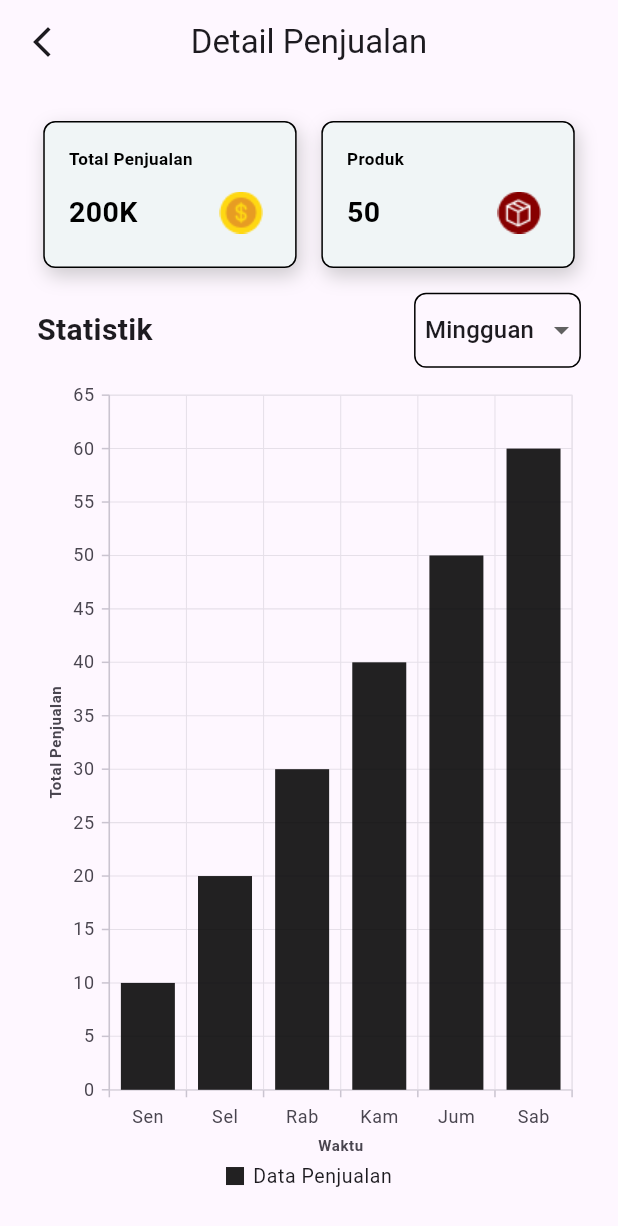
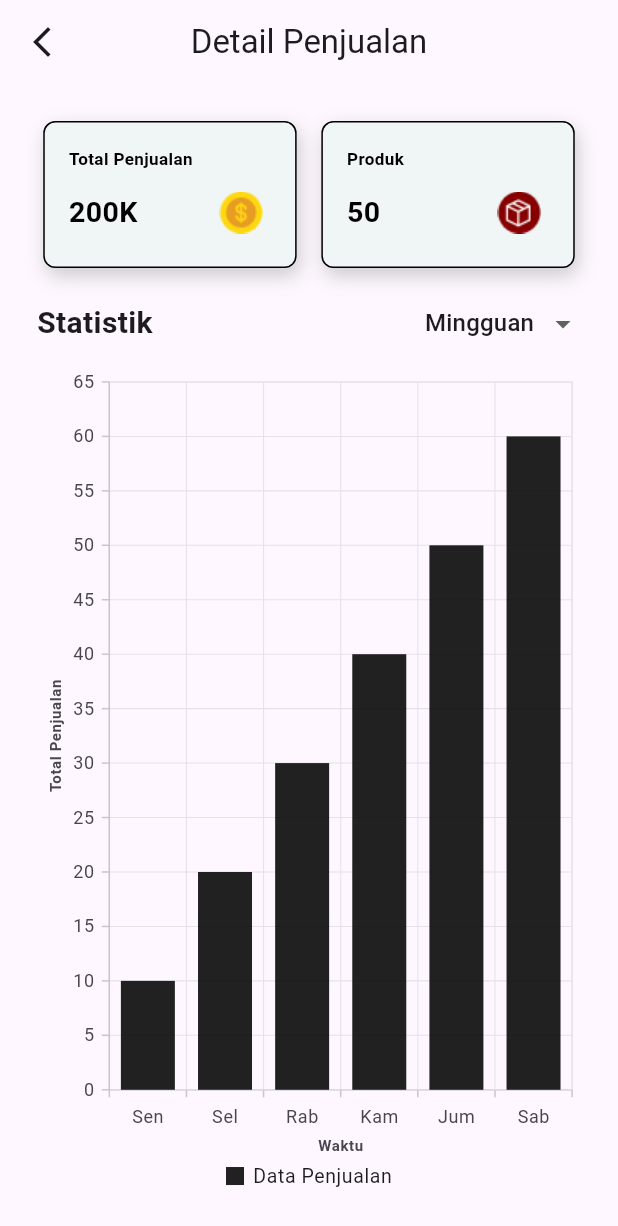
Before and after one commit to Shade2012/warmindo_admin_ui, a Flutter app: the SalesDetailPage screen opened by its route, on a phone screen of 412 x 824 dp. Shown: the top 1226 px of the screen. Run offline on Flutter 3.47's test engine with Material 3 defaults, Android fonts, the light colour scheme and no system bars; our stand-ins replace animated_custom_dropdown, connectivity_plus, flutter_svg, font_awesome_flutter, get, google_fonts and 6 more; accounts and stored records are empty; network calls fail; Roboto replaces fonts that are missing (Oxygen).

Commit message:
fix : [AF] fix overflow

```diff
--- a/lib/global/endpoint/warmindo_repository.dart
+++ b/lib/global/endpoint/warmindo_repository.dart
@@ -1,6 +1,7 @@
 import 'package:warmindo_admin_ui/global/common/global_variables.dart';
 
 final String apiUrl = GlobalVariables.apiUri;
+
 class FoodApi {
   static AuthEndpoint auth = AuthEndpoint();
   static AllCustomers customers = AllCustomers();
--- a/lib/pages/bottom_sheet_schedule/controller/bottomsheet_schedule_controller.dart
+++ b/lib/pages/bottom_sheet_schedule/controller/bottomsheet_schedule_controller.dart
@@ -1,6 +1,5 @@
 import 'package:flutter/material.dart';
 import 'package:get/get.dart';
-import 'package:get/get_rx/get_rx.dart';
 import 'package:intl/intl.dart';
 import 'package:warmindo_admin_ui/global/widget/custom_dropdown_multi.dart';
 
--- a/lib/pages/bottom_sheet_schedule/view/bottomsheet_schedule_page.dart
+++ b/lib/pages/bottom_sheet_schedule/view/bottomsheet_schedule_page.dart
@@ -180,6 +180,7 @@ class BottomSheetSchedule extends StatelessWidget {
                       log('Save button clicked');
                     },
                     style: ElevatedButton.styleFrom(
+                      elevation: 0,
                       backgroundColor: Colors.green, // Warna latar belakang tombol
                       foregroundColor: Colors.white, // Warna teks tombol
                       minimumSize: Size(screenWidth / 2 - 30, 45),
--- a/lib/pages/customers_page/view/customers_page.dart
+++ b/lib/pages/customers_page/view/customers_page.dart
@@ -40,7 +40,6 @@ class CustomersPage extends StatelessWidget {
             return Center(
               child: Text(
                 'Data Pelanggan tidak ditemukan',
-                style: TextStyle(fontSize: 14, fontWeight: FontWeight.bold),
               ),
             );
           } else {
--- a/lib/pages/detail_order_page/view/detail_order_page.dart
+++ b/lib/pages/detail_order_page/view/detail_order_page.dart
@@ -62,7 +62,6 @@ class DetailOrderPage extends StatelessWidget {
           children: [
             Container(
               width: screenHeight * 0.86,
-              height: screenHeight * 0.118,
               child: Row(
                 mainAxisAlignment: MainAxisAlignment.start,
                 crossAxisAlignment: CrossAxisAlignment.start,
--- a/lib/pages/sales_detail_page/view/sales_detail_page.dart
+++ b/lib/pages/sales_detail_page/view/sales_detail_page.dart
@@ -79,13 +79,7 @@ class SalesDetailPage extends StatelessWidget {
                         children: [
                           Container(
                             width: screenWidth * 0.27,
-                            decoration: BoxDecoration(
-                              borderRadius: BorderRadius.circular(8.0),
-                              border: Border.all(
-                                color: Colors.black,
-                                width: 1.0,
-                              ),
-                            ),
+                            height: screenHeight * 0.05,
                             child: DropdownButtonHideUnderline(
                               child: DropdownButton(
                                 isExpanded: true,
--- a/lib/pages/schedule_page/view/schedule_page.dart
+++ b/lib/pages/schedule_page/view/schedule_page.dart
@@ -2,8 +2,6 @@ import 'package:flutter/material.dart';
 import 'package:get/get.dart';
 import 'package:warmindo_admin_ui/pages/bottom_sheet_schedule/controller/bottomsheet_schedule_controller.dart';
 import 'package:warmindo_admin_ui/pages/bottom_sheet_schedule/view/bottomsheet_schedule_page.dart';
-import 'package:warmindo_admin_ui/pages/navigator_page/controller/navigator_controller.dart';
-import 'package:warmindo_admin_ui/routes/AppPages.dart';
 import 'package:warmindo_admin_ui/global/themes/color_themes.dart';
 import 'package:warmindo_admin_ui/global/themes/image_themes.dart';
 import 'package:warmindo_admin_ui/global/themes/textstyle_themes.dart';
@@ -165,6 +163,7 @@ class SchedulePage extends StatelessWidget {
                     );
                   },
                   style: ElevatedButton.styleFrom(
+                    elevation: 0,
                     backgroundColor: ColorResources.primaryColor,
                     foregroundColor: ColorResources.primaryColorLight,
                     minimumSize: Size(screenWidth * 0.6, 50),
--- a/lib/pages/setting_page/view/settings_page.dart
+++ b/lib/pages/setting_page/view/settings_page.dart
@@ -30,7 +30,7 @@ class SettingsPage extends StatelessWidget {
                 Container(
                   margin: EdgeInsets.only(bottom: 10),
                   width: screenWidth,
-                  height: screenHeight * 0.3,
+                  height: screenHeight * 0.35,
                   color: ColorResources.transparent,
                   child: Column(
                     mainAxisAlignment: MainAxisAlignment.center,
```
Also changed, not shown: lib/pages/product_page/controller/product_controller.dart (+7 -0 lines), lib/pages/product_page/view/normalList.dart (+2 -5 lines), 1 other file.
